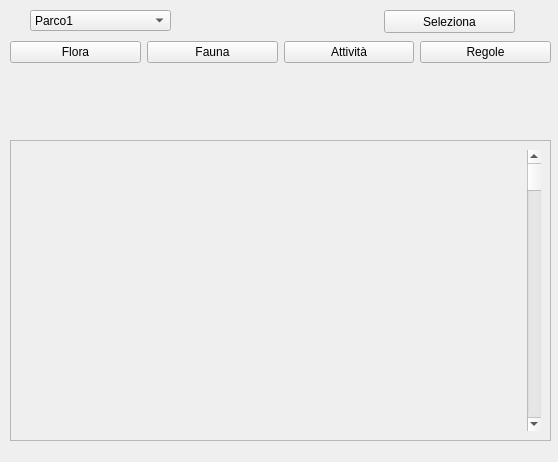
The window that GUI/main.ui (Matt-ez/EcoGuida) describes before a commit, drawn with Qt 5.
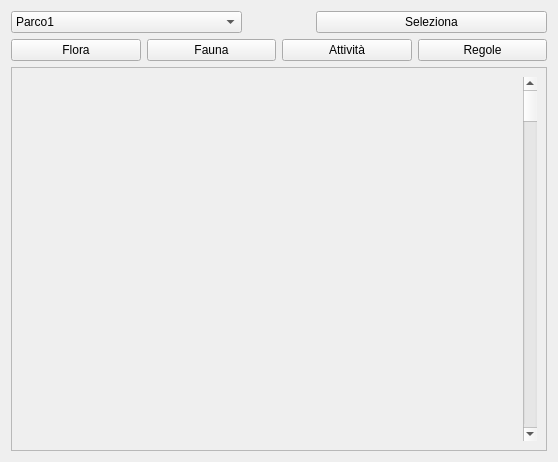
The same window after the commit.

```diff
--- a/GUI/main.ui
+++ b/GUI/main.ui
@@ -13,15 +13,11 @@
   <property name="windowTitle">
    <string>Form</string>
   </property>
+  <layout class="QVBoxLayout" name="verticalLayout">
+   <item>
+    <layout class="QHBoxLayout" name="horizontalLayout_2">
+     <item>
   <widget class="QComboBox" name="comboBox">
-   <property name="geometry">
-    <rect>
-     <x>30</x>
-     <y>10</y>
-     <width>141</width>
-     <height>21</height>
-    </rect>
-   </property>
    <item>
     <property name="text">
      <string>Parco1</string>
@@ -38,60 +34,33 @@
     </property>
    </item>
   </widget>
-  <widget class="QScrollArea" name="scrollArea_2">
-   <property name="geometry">
-    <rect>
-     <x>10</x>
-     <y>140</y>
-     <width>541</width>
-     <height>301</height>
-    </rect>
-   </property>
-   <property name="widgetResizable">
-    <bool>true</bool>
-   </property>
-   <widget class="QWidget" name="scrollAreaWidgetContents_2">
-    <property name="geometry">
-     <rect>
-      <x>0</x>
-      <y>0</y>
-      <width>539</width>
-      <height>299</height>
-     </rect>
-    </property>
-    <layout class="QVBoxLayout" name="verticalLayout_2">
-     <item alignment="Qt::AlignRight">
-      <widget class="QScrollBar" name="verticalScrollBar_2">
+     </item>
+     <item>
+      <spacer name="horizontalSpacer">
        <property name="orientation">
-        <enum>Qt::Vertical</enum>
+        <enum>Qt::Horizontal</enum>
        </property>
-      </widget>
+       <property name="sizeType">
+        <enum>QSizePolicy::Minimum</enum>
+       </property>
+       <property name="sizeHint" stdset="0">
+        <size>
+         <width>68</width>
+         <height>20</height>
+        </size>
+       </property>
+      </spacer>
      </item>
-    </layout>
-   </widget>
-  </widget>
+     <item>
   <widget class="QPushButton" name="pushButton">
-   <property name="geometry">
-    <rect>
-     <x>384</x>
-     <y>10</y>
-     <width>131</width>
-     <height>23</height>
-    </rect>
-   </property>
    <property name="text">
     <string>Seleziona</string>
    </property>
   </widget>
-  <widget class="QWidget" name="">
-   <property name="geometry">
-    <rect>
-     <x>10</x>
-     <y>40</y>
-     <width>541</width>
-     <height>25</height>
-    </rect>
-   </property>
+     </item>
+    </layout>
+   </item>
+   <item>
    <layout class="QHBoxLayout" name="horizontalLayout">
     <item>
      <widget class="QPushButton" name="pushButton_2">
@@ -122,7 +91,34 @@
      </widget>
     </item>
    </layout>
-  </widget>
+   </item>
+   <item>
+    <widget class="QScrollArea" name="scrollArea_2">
+     <property name="widgetResizable">
+      <bool>true</bool>
+     </property>
+     <widget class="QWidget" name="scrollAreaWidgetContents_2">
+      <property name="geometry">
+       <rect>
+        <x>0</x>
+        <y>0</y>
+        <width>538</width>
+        <height>380</height>
+       </rect>
+      </property>
+      <layout class="QVBoxLayout" name="verticalLayout_2">
+       <item alignment="Qt::AlignRight">
+        <widget class="QScrollBar" name="verticalScrollBar_2">
+         <property name="orientation">
+          <enum>Qt::Vertical</enum>
+         </property>
+        </widget>
+       </item>
+      </layout>
+     </widget>
+    </widget>
+   </item>
+  </layout>
  </widget>
  <resources/>
  <connections/>
```
Lines whose indentation alone changed are shown as unchanged.
